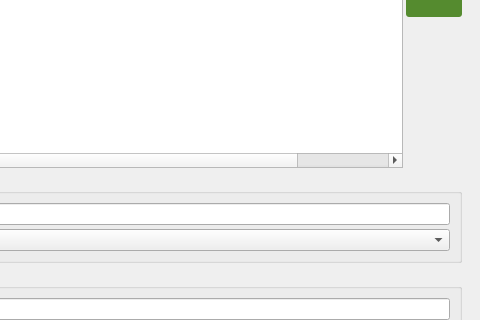
Qt form tnb_gui.ui (zdimension/t411nfobuilder) before a commit; both pictures show x 280 to 760 and y 143 to 463 of the 760 by 650 pixel window.
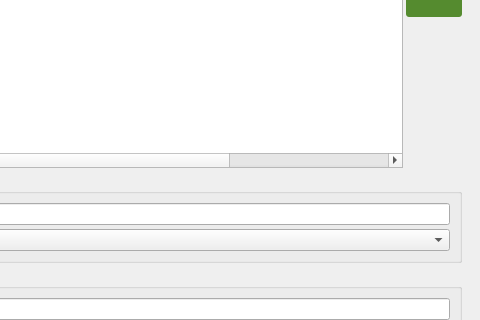
The same form after that commit. The open tabs and pages were chosen to show the change. Icons and pictures are not drawn.

```diff
--- a/tnb_gui.ui
+++ b/tnb_gui.ui
@@ -5270,7 +5270,7 @@
                  <enum>Qt::SolidLine</enum>
                 </property>
                 <property name="columnCount">
-                 <number>7</number>
+                 <number>8</number>
                 </property>
                 <attribute name="verticalHeaderVisible">
                  <bool>false</bool>
@@ -5316,6 +5316,11 @@
                   <string>Pistes audio</string>
                  </property>
                 </column>
+                <column>
+                 <property name="text">
+                  <string>Pistes sous-titres</string>
+                 </property>
+                </column>
                </widget>
               </item>
               <item>
```
Left out of the diff: 2 changed lines with no effect on the pictures.
